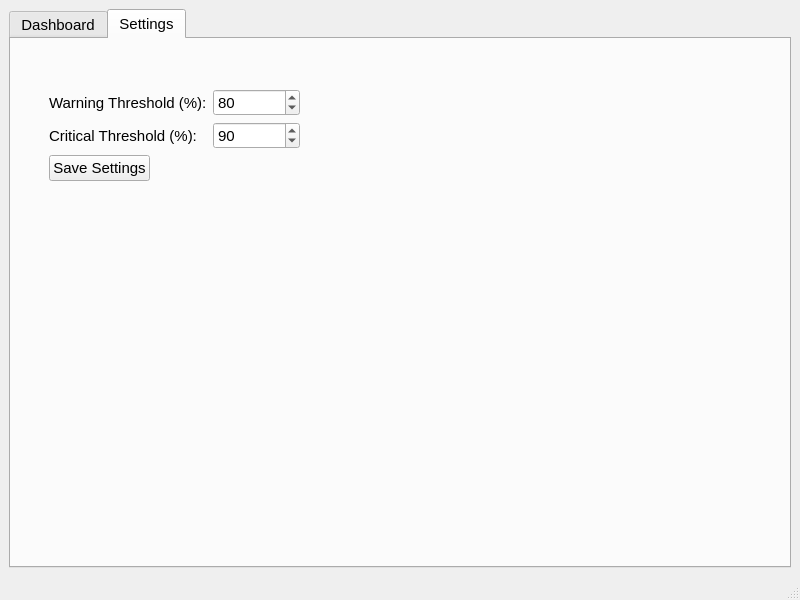
safa-banak/ServerMonitorUI, file mainwindow.ui: the form before one commit.
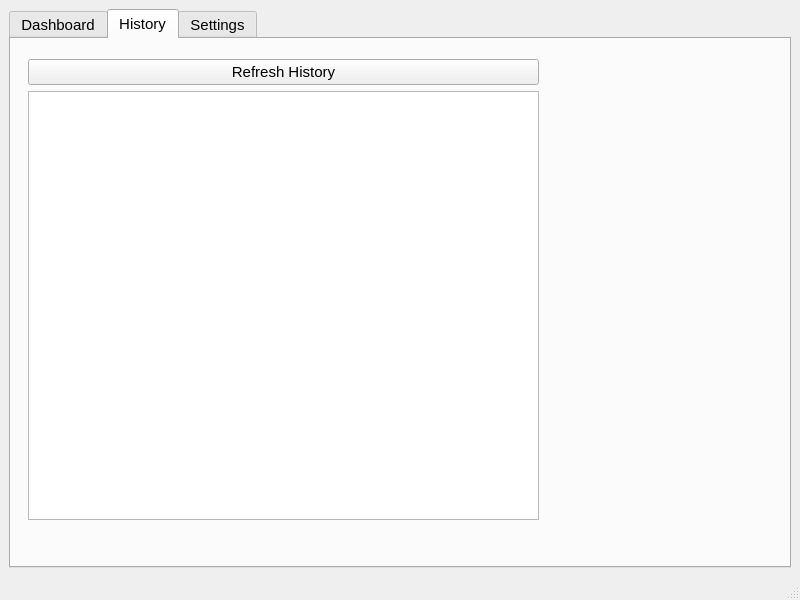
The form after the commit.

Commit message: Add SQLite database integration and History tab

Diff of the .ui file:
```diff
--- a/mainwindow.ui
+++ b/mainwindow.ui
@@ -84,7 +84,34 @@
         </item>
        </layout>
       </widget>
-      <widget class="QWidget" name="tab_2">
+      <widget class="QWidget" name="tab_history">
+       <attribute name="title">
+        <string>History</string>
+       </attribute>
+       <widget class="QWidget" name="layoutWidget">
+        <property name="geometry">
+         <rect>
+          <x>17</x>
+          <y>20</y>
+          <width>511</width>
+          <height>461</height>
+         </rect>
+        </property>
+        <layout class="QVBoxLayout" name="verticalLayout_4">
+         <item>
+          <widget class="QPushButton" name="pushButton_refreshHistory">
+           <property name="text">
+            <string>Refresh History</string>
+           </property>
+          </widget>
+         </item>
+         <item>
+          <widget class="QTableWidget" name="tableWidget_history"/>
+         </item>
+        </layout>
+       </widget>
+      </widget>
+      <widget class="QWidget" name="tab_setting">
        <attribute name="title">
         <string>Settings</string>
        </attribute>
```
Left out of the diff: 2 changed lines with no effect on the pictures. The commit also changes 3 other files.
